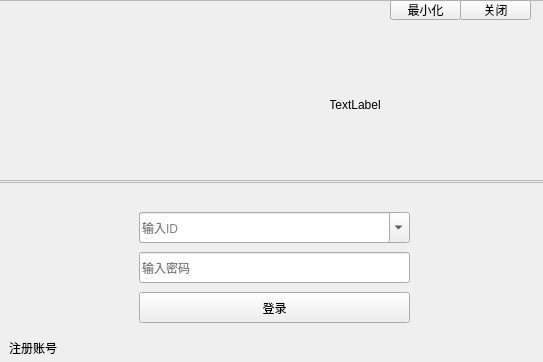
Before: the Qt Designer form MyQQ/widget.ui in iamzhubaoliang/QT_learn, drawn with Qt 5.
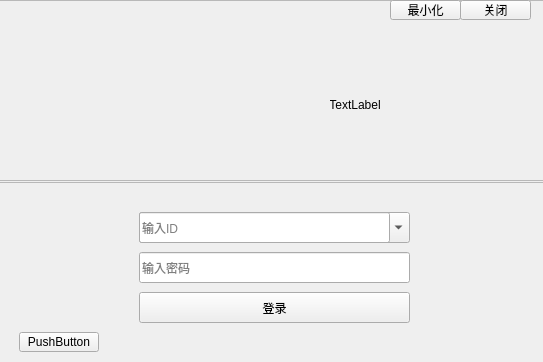
After: the same form once the commit is applied.

The edit to the form file:
```diff
--- a/MyQQ/widget.ui
+++ b/MyQQ/widget.ui
@@ -150,17 +150,17 @@
      <string>登录</string>
     </property>
    </widget>
-   <widget class="QLabel" name="registerBtn">
+   <widget class="QPushButton" name="pushButton">
     <property name="geometry">
      <rect>
-      <x>10</x>
-      <y>160</y>
-      <width>54</width>
-      <height>12</height>
+      <x>20</x>
+      <y>150</y>
+      <width>80</width>
+      <height>20</height>
      </rect>
     </property>
     <property name="text">
-     <string>注册账号</string>
+     <string>PushButton</string>
     </property>
    </widget>
   </widget>
```
